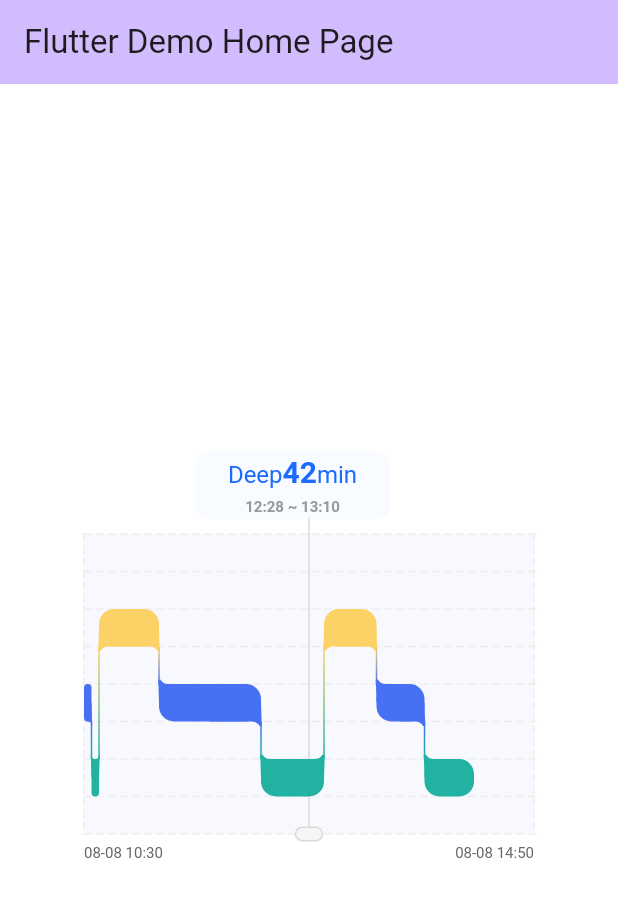
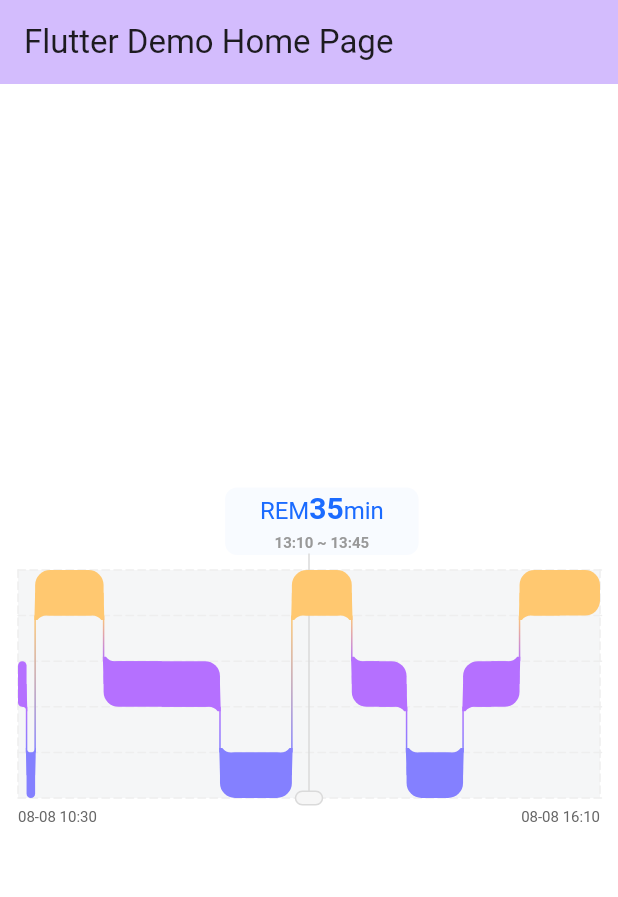
Before and after one commit to wtuyp/sleep_chart, a Flutter app: the screen it shows after launch, on a phone screen of 412 x 824 dp. Shown: the top 897 px of the screen. Run offline on Flutter 3.47's test engine with Material 3 defaults, Android fonts, the phone set to English and light mode, and no system bars.

Commit message:
状态宽度自动计算，过渡渐变自动处理

```diff
--- a/example/lib/main.dart
+++ b/example/lib/main.dart
@@ -35,9 +35,10 @@ class MyHomePage extends StatefulWidget {
 class _MyHomePageState extends State<MyHomePage> {
   // 根据睡眠阶段定义固定颜色
   final Map<SleepStage, Color> stageColors = {
-    SleepStage.light: Color(0xFF4870F3), // 浅蓝色
-    SleepStage.deep: Color(0xFF21B2A1), // 青色
-    SleepStage.rem: Color(0xFFFCD166), // 黄色
+    SleepStage.awake: Color(0xFFFFC870),
+    SleepStage.rem: Color(0xFFFFC870),
+    SleepStage.light: Color(0xFFB570FF),
+    SleepStage.deep: Color(0xFF8480FF),
   };
 
   @override
@@ -50,88 +51,70 @@ class _MyHomePageState extends State<MyHomePage> {
       ),
       body: Center(
         child: Container(
-          width: 300,
-          height: 278,
+          margin: EdgeInsets.symmetric(horizontal: 12),
+          height: 230,
           child: SleepDurationChartWidget(
-            heightUnit: 1 / 8.0,
+            heightUnit: 1 / 5.0,
             titleHeight: 45.0,
             titleGap: 10.0,
             xAxisTitleOffset: 8.0,
             xAxisTitleHeight: 15.0,
-            bgColor: Color.fromRGBO(72, 112, 243, 0.04),
+            horizontalLineCount: 5,
+            bgColor: Color(0xFFF5F6F7),
+            stageColors: stageColors,
+            startTime: DateTime.now(),
+            endTime: DateTime.now().add(Duration(minutes: 340)),
             details: [
               SleepDetailChart(
-                model: SleepStage.light,
-                width: 5,
+                stage: SleepStage.light,
                 startTime: DateTime.now(),
-                endTime: DateTime.now().add(Duration(minutes: 5)),
                 duration: 5,
               ),
               SleepDetailChart(
-                model: SleepStage.deep,
-                width: 5,
+                stage: SleepStage.deep,
                 startTime: DateTime.now().add(Duration(minutes: 5)),
-                endTime: DateTime.now().add(Duration(minutes: 10)),
                 duration: 5,
               ),
               SleepDetailChart(
-                model: SleepStage.rem,
-                width: 40,
+                stage: SleepStage.rem,
+                // width: perWidth * 40,
                 startTime: DateTime.now().add(Duration(minutes: 10)),
-                endTime: DateTime.now().add(Duration(minutes: 50)),
                 duration: 40,
               ),
               SleepDetailChart(
-                model: SleepStage.light,
-                width: 68,
+                stage: SleepStage.light,
                 startTime: DateTime.now().add(Duration(minutes: 50)),
-                endTime: DateTime.now().add(Duration(minutes: 118)),
                 duration: 68,
               ),
               SleepDetailChart(
-                model: SleepStage.deep,
-                width: 42,
+                stage: SleepStage.deep,
                 startTime: DateTime.now().add(Duration(minutes: 118)),
-                endTime: DateTime.now().add(Duration(minutes: 160)),
                 duration: 42,
               ),
               SleepDetailChart(
-                model: SleepStage.rem,
-                width: 35,
+                stage: SleepStage.rem,
                 startTime: DateTime.now().add(Duration(minutes: 160)),
-                endTime: DateTime.now().add(Duration(minutes: 195)),
                 duration: 35,
               ),
               SleepDetailChart(
-                model: SleepStage.light,
-                width: 32,
+                stage: SleepStage.light,
                 startTime: DateTime.now().add(Duration(minutes: 195)),
-                endTime: DateTime.now().add(Duration(minutes: 227)),
                 duration: 32,
               ),
               SleepDetailChart(
-                model: SleepStage.deep,
-                width: 33,
+                stage: SleepStage.deep,
                 startTime: DateTime.now().add(Duration(minutes: 227)),
-                endTime: DateTime.now().add(Duration(minutes: 260)),
                 duration: 33,
               ),
-            ],
-            startTime: DateTime.now(),
-            endTime: DateTime.now().add(Duration(minutes: 260)),
-            stageColors: stageColors,
-            sleepStageStyles: [
-              SleepStageStyle(
-                gradientColor: [Color(0xFF4870F3), Color(0xFF21B2A1)],
-                value: SleepStageStyleValue.deepAndLight,
+              SleepDetailChart(
+                stage: SleepStage.light,
+                startTime: DateTime.now().add(Duration(minutes: 260)),
+                duration: 33,
               ),
-              SleepStageStyle(
-                gradientColor: [Color(0xFFFCD166), Color(0xFF21B2A1)],
-                value: SleepStageStyleValue.deepAndRem,
-              ),
-              SleepStageStyle(
-                gradientColor: [Color(0xFFFCD169), Color(0xFF4870F3)],
-                value: SleepStageStyleValue.lightAndRem,
+              SleepDetailChart(
+                stage: SleepStage.rem,
+                startTime: DateTime.now().add(Duration(minutes: 293)),
+                duration: 47,
               ),
             ],
           ),
--- a/lib/src/sleep_chart_page.dart
+++ b/lib/src/sleep_chart_page.dart
@@ -25,6 +25,8 @@ class SleepDurationPainter extends CustomPainter {
   double curveEdgeHeight = 10.0;
   /// 指示器的水平位置
   double indicatorPosition;
+  /// 每个分钟的宽度
+  double minuteWidth;
 
   /// 水平网格线的样式
   final LineStyle horizontalLineStyle;
@@ -34,8 +36,6 @@ class SleepDurationPainter extends CustomPainter {
   final int horizontalLineCount;
   /// 网格线的画笔样式
   final PaintStyle dividerPaintStyle;
-  /// 睡眠阶段之间的渐变连接线样式
-  final List<SleepStageStyle> sleepStageStyles;
   /// 不同睡眠阶段对应的颜色映射
   final Map<SleepStage, Color> stageColors;
 
@@ -71,22 +71,6 @@ class SleepDurationPainter extends CustomPainter {
   /// 起始高度
   double startHeight = 0;
 
-  /// 默认的睡眠阶段渐变连接线样式
-  static final List<SleepStageStyle> _defaultSleepStageStyles = [
-    SleepStageStyle(
-      gradientColor: [Color(0xFF4870F3), Color(0xFF21B2A1)], // 深睡眠到浅睡眠的渐变
-      value: SleepStageStyleValue.deepAndLight,
-    ),
-    SleepStageStyle(
-      gradientColor: [Color(0xFFFCD166), Color(0xFF21B2A1)], // 深睡眠到快速眼动的渐变
-      value: SleepStageStyleValue.deepAndRem,
-    ),
-    SleepStageStyle(
-      gradientColor: [Color(0xFFFCD169), Color(0xFF4870F3)], // 浅睡眠到快速眼动的渐变
-      value: SleepStageStyleValue.lightAndRem,
-    ),
-  ];
-
   SleepDurationPainter({
     required this.heightUnit,
     required this.titleHeight,
@@ -97,6 +81,7 @@ class SleepDurationPainter extends CustomPainter {
     required this.startTime,
     required this.endTime,
     required this.xAxisTitleHeight,
+    required this.minuteWidth,
     this.horizontalLineStyle = const LineStyle(width: 5.0, space: 3.0),
     this.verticalLineStyle = const LineStyle(width: 5.0, space: 3.0),
     this.horizontalLineCount = 8, // 默认8个间隔，9条线
@@ -106,13 +91,11 @@ class SleepDurationPainter extends CustomPainter {
       style: PaintingStyle.stroke,
       strokeCap: StrokeCap.round,
     ),
-    List<SleepStageStyle>? sleepStageStyles,
     Map<SleepStage, Color>? stageColors,
     TextStyle? bottomInfoTextStyle,
     String Function(DateTime)? dateFormatter,
     this.indicatorPosition = 0.0, // 默认位置为0
-  })  : this.sleepStageStyles = sleepStageStyles ?? _defaultSleepStageStyles,
-        this.stageColors = stageColors ?? _defaultStageColors,
+  })  : this.stageColors = stageColors ?? _defaultStageColors,
         this.bottomInfoTextStyle = bottomInfoTextStyle ?? _defaultBottomInfoTextStyle,
         this.dateFormatter = dateFormatter ?? _defaultDateFormatter;
 
@@ -217,24 +200,27 @@ class SleepDurationPainter extends CustomPainter {
     for (int i = 0; i < details.length; i++) {
       // 计算每个条形的起始位置
       // i==0时left=0，之后每次累加前一个bar的width
-      i == 0 ? left = 0 : left += details[i - 1].width;
-      print("left: $left");
-      print("details[i].width: ${details[i].width}");
+      i == 0 ? left = 0 : left += details[i - 1].width!;
+      // print("left: $left");
+      // print("details[i].width: ${details[i].width}");
 
-      final endY = startHeight * getHeightFromStage(details[i].model);
+      final endY = startHeight * getHeightFromStage(details[i].stage);
       final startY = endY + titleHeight + titleGap;
 
       // 创建条形图的画笔
       final paint = Paint()
-        ..color = stageColors[details[i].model]!
+        ..color = stageColors[details[i].stage]!
         ..style = PaintingStyle.fill;
+
+      // 缓存宽度
+      details[i].width ??= minuteWidth * details[i].duration;
 
       // 绘制圆角矩形
       final rect = RRect.fromRectAndRadius(
         Rect.fromLTWH(
           left,
           startY,
-          details[i].width,
+          details[i].width!,
           barHeight,
         ),
         Radius.circular(10),
@@ -255,6 +241,7 @@ class SleepDurationPainter extends CustomPainter {
           canvas: canvas,
           currentIndex: i,
           left: left,
+          strokeWidth: 1,
         );
       }
     }
@@ -266,16 +253,17 @@ class SleepDurationPainter extends CustomPainter {
     required Canvas canvas,
     required int currentIndex,
     required double left,
+    double strokeWidth = 1.0,
   }) {
     // var connectX = left;
     // 计算连接线的起始和结束位置
     final startY = titleHeight + titleGap +
-        (getHeightFromStage(details[currentIndex - 1].model) *
+        (getHeightFromStage(details[currentIndex - 1].stage) *
             heightUnit *
             chartHeight);
 
     final endY = titleHeight + titleGap +
-        (getHeightFromStage(details[currentIndex].model) *
+        (getHeightFromStage(details[currentIndex].stage) *
             heightUnit *
             chartHeight);
 
@@ -284,46 +272,32 @@ class SleepDurationPainter extends CustomPainter {
     final actualEndY = startY > endY ? startY : endY;
 
     // 根据睡眠阶段选择对应的渐变样式
-    final prevModel = details[currentIndex - 1].model;
-    final currentModel = details[currentIndex].model;
-    SleepStageStyle? style;
+    final prevStage = details[currentIndex - 1].stage;
+    final currentStage = details[currentIndex].stage;
 
     // 根据不同的睡眠阶段组合选择对应的渐变样式
-    if (prevModel == SleepStage.deep && currentModel == SleepStage.light) {
-      style = sleepStageStyles[0]; // 深睡眠到浅睡眠
-    } else if (prevModel == SleepStage.deep && currentModel == SleepStage.rem) {
-      style = sleepStageStyles[1]; // 深睡眠到快速眼动
-    } else if (prevModel == SleepStage.light && currentModel == SleepStage.rem) {
-      style = sleepStageStyles[2]; // 浅睡眠到快速眼动
-    } else if (prevModel == SleepStage.light && currentModel == SleepStage.deep) {
-      style = sleepStageStyles[0]; // 浅睡眠到深睡眠
-    } else if (prevModel == SleepStage.rem && currentModel == SleepStage.deep) {
-      style = sleepStageStyles[1]; // 快速眼动到深睡眠
-    } else if (prevModel == SleepStage.rem && currentModel == SleepStage.light) {
-      style = sleepStageStyles[2]; // 快速眼动到浅睡眠
-    }
+    Alignment beginAlignment = prevStage.index < currentStage.index ? Alignment.topCenter : Alignment.bottomCenter;
+    Alignment endAlignment = prevStage.index < currentStage.index ? Alignment.bottomCenter : Alignment.topCenter;
 
     // 使用渐变色绘制连接线
-    final gradientColors = style?.gradientColor;
-    if (gradientColors != null && gradientColors.isNotEmpty) {
+    final gradientColors = [stageColors[prevStage]!, stageColors[currentStage]!];
     final connectPaint = Paint()
       ..shader = LinearGradient(
-          begin: Alignment.topCenter,
-          end: Alignment.bottomCenter,
+        begin: beginAlignment,
+        end: endAlignment,
         colors: gradientColors,
       ).createShader(Rect.fromPoints(
-          Offset(left , actualStartY),
-          Offset(left  , actualEndY),
+        Offset(left, actualStartY),
+        Offset(left, actualEndY),
       ))
       ..style = PaintingStyle.stroke
-        ..strokeWidth = 1;
+      ..strokeWidth = strokeWidth;
 
     Path connectPath = Path();
     connectPath.moveTo(left, actualStartY);
     connectPath.lineTo(left, actualEndY);
 
     canvas.drawPath(connectPath, connectPaint);
-    }
   }
 
   /// 创建并绘制裁剪路径
@@ -346,27 +320,29 @@ class SleepDurationPainter extends CustomPainter {
     final cornerPath = Path();
     cornerPath.moveTo(centerX, centerY);
 
+    final detailWidth = details[currentIndex].width!;
+
     // 根据角落位置设置不同的路径
     switch (corner) {
       case Corner.topLeft:
         cornerPath.lineTo(centerX - 0.5, centerY - curveEdgeHeight);
-        cornerPath.lineTo(centerX + details[currentIndex].width/2, centerY - curveEdgeHeight);
-        cornerPath.lineTo(centerX + details[currentIndex].width/2, centerY);
+        cornerPath.lineTo(centerX + detailWidth / 2, centerY - curveEdgeHeight);
+        cornerPath.lineTo(centerX + detailWidth / 2, centerY);
         break;
       case Corner.bottomLeft:
         cornerPath.lineTo(centerX - 0.5, centerY + curveEdgeHeight);
-        cornerPath.lineTo(centerX + details[currentIndex].width/2, centerY + curveEdgeHeight);
-        cornerPath.lineTo(centerX + details[currentIndex].width/2, centerY);
+        cornerPath.lineTo(centerX + detailWidth / 2, centerY + curveEdgeHeight);
+        cornerPath.lineTo(centerX + detailWidth / 2, centerY);
         break;
       case Corner.topRight:
         cornerPath.lineTo(centerX + 0.5, centerY - curveEdgeHeight);
-        cornerPath.lineTo(centerX - details[currentIndex].width/2, centerY - curveEdgeHeight);
-        cornerPath.lineTo(centerX - details[currentIndex].width/2, centerY);
+        cornerPath.lineTo(centerX - detailWidth / 2, centerY - curveEdgeHeight);
+        cornerPath.lineTo(centerX - detailWidth / 2, centerY);
         break;
       case Corner.bottomRight:
         cornerPath.lineTo(centerX + 0.5, centerY + curveEdgeHeight);
-        cornerPath.lineTo(centerX - details[currentIndex].width/2, centerY + curveEdgeHeight);
-        cornerPath.lineTo(centerX - details[currentIndex].width/2, centerY);
+        cornerPath.lineTo(centerX - detailWidth / 2, centerY + curveEdgeHeight);
+        cornerPath.lineTo(centerX - detailWidth / 2, centerY);
         break;
     }
     cornerPath.close();
@@ -380,7 +356,7 @@ class SleepDurationPainter extends CustomPainter {
         barRectPath.addRRect(
           RRect.fromRectAndRadius(
             Rect.fromLTWH(left, centerY - barHeight,
-                details[currentIndex].width, barHeight / 2),
+                details[currentIndex].width!, barHeight / 2),
             Radius.circular(10),
           ),
         );
@@ -390,7 +366,7 @@ class SleepDurationPainter extends CustomPainter {
         barRectPath.addRRect(
           RRect.fromRectAndRadius(
             Rect.fromLTWH(left, centerY + barHeight / 2,
-                details[currentIndex].width, barHeight / 2),
+                details[currentIndex].width!, barHeight / 2),
             Radius.circular(10),
           ),
         );
@@ -413,8 +389,8 @@ class SleepDurationPainter extends CustomPainter {
     required double left,
   }) {
     // 获取当前条形和上一个条形的睡眠阶段
-    final currentModel = details[currentIndex].model;
-    final prevModel = currentIndex > 0 ? details[currentIndex - 1].model : null;
+    final currentModel = details[currentIndex].stage;
+    final prevModel = currentIndex > 0 ? details[currentIndex - 1].stage : null;
 
     // 判断是否是第一个或最后一个条形
     final isFirst = currentIndex == 0;
@@ -462,10 +438,10 @@ class SleepDurationPainter extends CustomPainter {
 
     // 处理右上角和右下角（如果不是最后一个条形）
     if (!isLast) {
-      final nextModel = details[currentIndex + 1].model;
+      final nextModel = details[currentIndex + 1].stage;
 
       // 计算中心点
-      final centerX = left + details[currentIndex].width;
+      final centerX = left + details[currentIndex].width!;
       final centerY = currentY + (barHeight / 2);
       parameter['centerX'] = centerX;
       parameter['centerY'] = centerY;
@@ -511,7 +487,8 @@ class SleepDurationPainter extends CustomPainter {
     for (int i = 0; i < details.length; i++) {
       final detail = details[i];
       final barLeft = currentX;
-      final barRight = currentX + detail.width;
+      final detailWidth = minuteWidth * detail.duration;
+      final barRight = currentX + detailWidth;
 
       // 最后一个bar用右闭区间，其余用左闭右开区间
       bool inBar = (i < details.length - 1)
@@ -531,9 +508,11 @@ class SleepDurationPainter extends CustomPainter {
       return;
     }
 
+    final currentStateWidth = minuteWidth * currentStage.duration;
+
     // 只在指示器严格落在bar物理范围内时才显示标题
     double barLeft = stageStartX;
-    double barRight = stageStartX + currentStage.width;
+    double barRight = stageStartX + currentStateWidth;
     if (indicatorPosition < barLeft || indicatorPosition > barRight) {
       return;
     }
@@ -556,7 +535,7 @@ class SleepDurationPainter extends CustomPainter {
 
     // 根据睡眠阶段设置标题文本
     String stageName;
-    switch (currentStage.model) {
+    switch (currentStage.stage) {
       case SleepStage.light:
         stageName = 'Light';
         break;
@@ -599,7 +578,7 @@ class SleepDurationPainter extends CustomPainter {
     // 创建时间范围文本画笔
     final timeRangePainter = TextPainter(
       text: TextSpan(
-        text: '${formatTime(currentStage.startTime)} ~ ${formatTime(currentStage.endTime)}',
+        text: '${formatTime(currentStage.startTime)} ~ ${formatTime(currentStage.startTime.add(Duration(minutes: currentStage.duration)))}',
         style: textSubTitleStyle,
       ),
       textDirection: TextDirection.ltr,
@@ -614,7 +593,7 @@ class SleepDurationPainter extends CustomPainter {
     final bgHeight = 45.0;
 
     // 计算标题位置，使用当前阶段的中心点
-    double bgX = stageStartX + (currentStage.width / 2) - (bgWidth / 2);
+    double bgX = stageStartX + (currentStateWidth / 2) - (bgWidth / 2);
 
     // 限制标题不超出边界
     if (bgX < 0) {
@@ -796,59 +775,54 @@ class SleepDetail {
 /// 睡眠详情图表数据类
 /// 用于存储图表绘制所需的睡眠阶段详细信息
 class SleepDetailChart {
-  final SleepStage model; // 睡眠阶段类型
-  final double width; // 阶段在图表中的宽度
+  final SleepStage stage;   // 睡眠阶段类型
   final DateTime startTime; // 阶段开始时间
-  final DateTime endTime; // 阶段结束时间
-  final int duration; // 持续时间（分钟）
+  final int duration;       // 持续时间（分钟）
+  double? width;            // 阶段在图表中的宽度，如果没值自动计算
 
   SleepDetailChart({
-    required this.model,
-    required this.width,
+    required this.stage,
     required this.startTime,
-    required this.endTime,
     required this.duration,
+    this.width,
   });
 
   /// 创建测试用的睡眠详情图表数据
   factory SleepDetailChart.withTest() {
     return SleepDetailChart(
-      model: SleepStage.light,
-      width: 100,
+      stage: SleepStage.light,
       startTime: DateTime.now(),
-      endTime: DateTime.now().add(Duration(minutes: 30)),
       duration: 30,
     );
   }
 }
 
 /// 睡眠阶段枚举
-/// 与原生端mode严格对应，用于标识不同的睡眠状态
 enum SleepStage {
-  light, // 浅睡 (mode=1)
-  deep, // 深睡 (mode=2)
-  awake, // 清醒 (mode=3)
-  notWorn, // 未佩戴 (mode=4)
-  rem, // 快速眼动 (mode=5)
-  unknown, // 其他未知状态
+  unknown,    // 未知状态
+  notWearing, // 未佩戴
+  awake,      // 清醒
+  rem,        // 快速眼动
+  light,      // 浅睡
+  deep,       // 深睡
 }
 
 /// 从睡眠阶段枚举获取对应的mode值
 /// 用于日志显示和与原生端通信
 int getModeFromStage(SleepStage stage) {
   switch (stage) {
+    case SleepStage.unknown:
+      return -1;
+    case SleepStage.notWearing:
+      return 4;
+    case SleepStage.awake:
+      return 3;
+    case SleepStage.rem:
+      return 5;
     case SleepStage.light:
       return 1;
     case SleepStage.deep:
       return 2;
-    case SleepStage.awake:
-      return 3;
-    case SleepStage.notWorn:
-      return 4;
-    case SleepStage.rem:
-      return 5;
-    case SleepStage.unknown:
-      return -1;
   }
 }
 
@@ -856,14 +830,16 @@ int getModeFromStage(SleepStage stage) {
 /// 用于确定不同睡眠阶段在图表中的显示高度
 int getHeightFromStage(SleepStage stage) {
   switch (stage) {
+    case SleepStage.awake:
+      return 0;
+    case SleepStage.rem:
+      return 0;
     case SleepStage.light:
+      return 2;
+    case SleepStage.deep:
       return 4;
-    case SleepStage.deep:
-      return 6;
-    case SleepStage.rem:
-      return 2;
     default:
-      return 7;
+      return 0;
   }
 }
 
@@ -899,41 +875,15 @@ List<SleepDetailChart> createSleepDurationData({
 
     // 创建SleepDetailChart
     result.add(SleepDetailChart(
-      model: currentDetail.stage,
-      width: width,
+      stage: currentDetail.stage,
+      // width: width,
       startTime: currentDetail.time,
-      endTime: nextDetail?.time ?? currentDetail.time.add(Duration(minutes: durationMinutes)),
+      // endTime: nextDetail?.time ?? currentDetail.time.add(Duration(minutes: durationMinutes)),
       duration: durationMinutes,
     ));
   }
 
   return result;
-}
-
-/// 睡眠阶段样式值枚举
-/// 用于定义不同睡眠阶段之间的过渡样式
-enum SleepStageStyleValue {
-  deepAndLight, // Deep <=> Light (mode=1)
-  deepAndRem, //  Deep <=> REM (mode=2)
-  lightAndRem, // Light <=> REM (mode=3)
-}
-
-/// 睡眠阶段样式类
-/// 用于定义睡眠阶段在图表中的显示样式
-class SleepStageStyle {
-  final List<Color>? gradientColor; // 渐变色列表
-  final Color? color; // 纯色
-  final SleepStageStyleValue value; // 样式值
-
-  SleepStageStyle({
-    this.gradientColor,
-    this.color,
-    required this.value,
-  }) : assert(
-    (gradientColor != null && color == null) ||
-    (gradientColor == null && color != null),
-    '必须提供gradientColor或color其中之一，但不能同时提供两者'
-  );
 }
 
 /// 睡眠时长图表组件
@@ -952,7 +902,6 @@ class SleepDurationChartWidget extends StatefulWidget {
   final LineStyle verticalLineStyle; // 垂直线样式
   final int horizontalLineCount; // 水平线数量
   final PaintStyle dividerPaintStyle; // 分隔线样式
-  final List<SleepStageStyle>? sleepStageStyles; // 睡眠阶段样式
   final Map<SleepStage, Color>? stageColors; // 阶段颜色映射
   final TextStyle? bottomInfoTextStyle; // 底部信息文本样式
   final String Function(DateTime)? dateFormatter; // 日期格式化函数
@@ -977,7 +926,6 @@ class SleepDurationChartWidget extends StatefulWidget {
       style: PaintingStyle.stroke,
       strokeCap: StrokeCap.round,
     ),
-    this.sleepStageStyles,
     this.stageColors,
     this.bottomInfoTextStyle,
     this.dateFormatter,
@@ -992,6 +940,7 @@ class SleepDurationChartWidget extends StatefulWidget {
 class _SleepDurationChartWidgetState extends State<SleepDurationChartWidget> {
   double _indicatorPosition = 0.0; // 指示器位置
   bool _isFirstInit = true; // 是否首次初始化
+  double _minuteWidth = 0.0;
 
   @override
   Widget build(BuildContext context) {
@@ -1002,6 +951,11 @@ class _SleepDurationChartWidgetState extends State<SleepDurationChartWidget> {
           _indicatorPosition = constraints.maxWidth / 2;
           _isFirstInit = false;
         }
+
+        double width = constraints.maxWidth;
+        int minutes = widget.endTime.difference(widget.startTime).inMinutes;
+        _minuteWidth = width / minutes;
+        // print('width: $width, minutes: $minutes, _minuteWidth: $_minuteWidth');
 
         return GestureDetector(
           // 开始水平拖动
@@ -1032,11 +986,11 @@ class _SleepDurationChartWidgetState extends State<SleepDurationChartWidget> {
               verticalLineStyle: widget.verticalLineStyle,
               horizontalLineCount: widget.horizontalLineCount,
               dividerPaintStyle: widget.dividerPaintStyle,
-              sleepStageStyles: widget.sleepStageStyles,
               stageColors: widget.stageColors,
               bottomInfoTextStyle: widget.bottomInfoTextStyle,
               dateFormatter: widget.dateFormatter,
               indicatorPosition: _indicatorPosition,
+              minuteWidth: _minuteWidth,
             ),
             size: Size(constraints.maxWidth, constraints.maxHeight),
           ),
```
Lines whose indentation alone changed are shown as unchanged.
